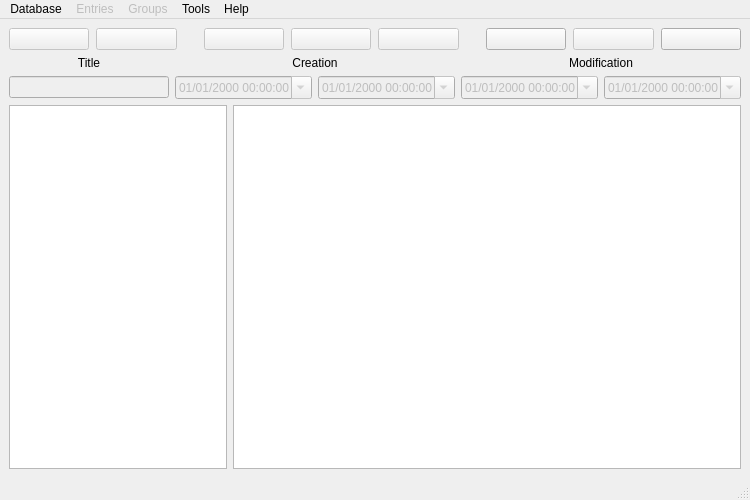
Above: src/ui/MainWindow.ui from AdrianoGoede/LockBox before the change. Below: the same form after it.
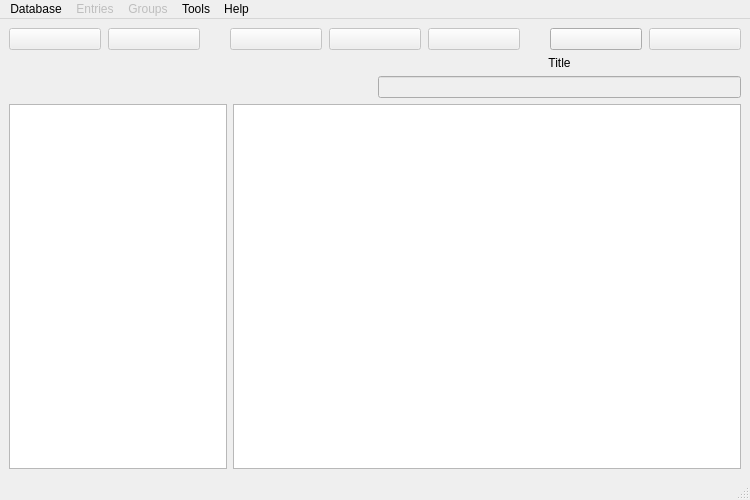
That is the form after the change. Icons and pictures are not drawn.

```diff
--- a/src/ui/MainWindow.ui
+++ b/src/ui/MainWindow.ui
@@ -15,8 +15,8 @@
   </property>
   <widget class="QWidget" name="centralwidget">
    <layout class="QGridLayout" name="gridLayout">
-    <item row="0" column="0" colspan="5">
-     <layout class="QHBoxLayout" name="buttonsLayout" stretch="4,4,1,4,4,4,1,4,4,4">
+    <item row="0" column="0" colspan="2">
+     <layout class="QHBoxLayout" name="buttonsLayout" stretch="4,4,1,4,4,4,1,4,4">
       <property name="spacing">
        <number>7</number>
       </property>
@@ -176,25 +176,22 @@
         </property>
        </widget>
       </item>
-      <item>
-       <widget class="QPushButton" name="pbAppSettings">
-        <property name="text">
-         <string/>
-        </property>
-        <property name="icon">
-         <iconset theme="QIcon::ThemeIcon::DriveOptical"/>
-        </property>
-        <property name="iconSize">
-         <size>
-          <width>20</width>
-          <height>20</height>
-         </size>
-        </property>
-       </widget>
-      </item>
      </layout>
     </item>
-    <item row="1" column="0">
+    <item row="1" column="0" rowspan="2">
+     <spacer name="horizontalSpacer">
+      <property name="orientation">
+       <enum>Qt::Orientation::Horizontal</enum>
+      </property>
+      <property name="sizeHint" stdset="0">
+       <size>
+        <width>360</width>
+        <height>38</height>
+       </size>
+      </property>
+     </spacer>
+    </item>
+    <item row="1" column="1">
      <widget class="QLabel" name="lbEntryTitleFilter">
       <property name="text">
        <string>Title</string>
@@ -205,58 +202,19 @@
      </widget>
     </item>
     <item row="2" column="1">
-     <widget class="QDateTimeEdit" name="dteCreatedFromFilter">
+     <widget class="QLineEdit" name="leEntryTitleFilter">
       <property name="enabled">
        <bool>false</bool>
       </property>
-      <property name="displayFormat">
-       <string>dd/MM/yyyy HH:mm:ss</string>
+      <property name="alignment">
+       <set>Qt::AlignmentFlag::AlignCenter</set>
       </property>
-      <property name="calendarPopup">
+      <property name="clearButtonEnabled">
        <bool>true</bool>
       </property>
      </widget>
     </item>
-    <item row="2" column="2">
-     <widget class="QDateTimeEdit" name="dteCreatedToFilter">
-      <property name="enabled">
-       <bool>false</bool>
-      </property>
-      <property name="displayFormat">
-       <string>dd/MM/yyyy HH:mm:ss</string>
-      </property>
-      <property name="calendarPopup">
-       <bool>true</bool>
-      </property>
-     </widget>
-    </item>
-    <item row="2" column="3">
-     <widget class="QDateTimeEdit" name="dteModifiedFromFilter">
-      <property name="enabled">
-       <bool>false</bool>
-      </property>
-      <property name="displayFormat">
-       <string>dd/MM/yyyy HH:mm:ss</string>
-      </property>
-      <property name="calendarPopup">
-       <bool>true</bool>
-      </property>
-     </widget>
-    </item>
-    <item row="2" column="4">
-     <widget class="QDateTimeEdit" name="dteModifiedToFilter">
-      <property name="enabled">
-       <bool>false</bool>
-      </property>
-      <property name="displayFormat">
-       <string>dd/MM/yyyy HH:mm:ss</string>
-      </property>
-      <property name="calendarPopup">
-       <bool>true</bool>
-      </property>
-     </widget>
-    </item>
-    <item row="3" column="0" colspan="5">
+    <item row="3" column="0" colspan="2">
      <layout class="QHBoxLayout" name="dataLayout" stretch="3,7">
       <item>
        <widget class="QTreeView" name="tvGroups">
@@ -289,36 +247,6 @@
       </item>
      </layout>
     </item>
-    <item row="1" column="1" colspan="2">
-     <widget class="QLabel" name="lbCreatedFilter">
-      <property name="text">
-       <string>Creation</string>
-      </property>
-      <property name="alignment">
-       <set>Qt::AlignmentFlag::AlignCenter</set>
-      </property>
-     </widget>
-    </item>
-    <item row="1" column="3" colspan="2">
-     <widget class="QLabel" name="lbModifiedFilter">
-      <property name="text">
-       <string>Modification</string>
-      </property>
-      <property name="alignment">
-       <set>Qt::AlignmentFlag::AlignCenter</set>
-      </property>
-     </widget>
-    </item>
-    <item row="2" column="0">
-     <widget class="QLineEdit" name="leEntryTitleFilter">
-      <property name="enabled">
-       <bool>false</bool>
-      </property>
-      <property name="alignment">
-       <set>Qt::AlignmentFlag::AlignCenter</set>
-      </property>
-     </widget>
-    </item>
    </layout>
   </widget>
   <widget class="QMenuBar" name="menubar">
```
Left out of the diff: 1 changed line with no effect on the pictures.
